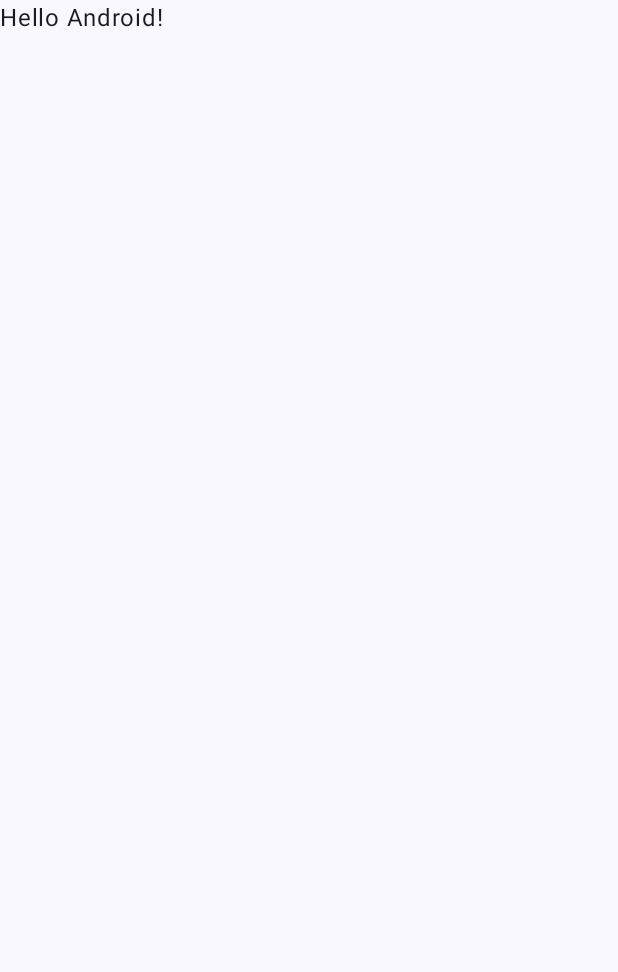
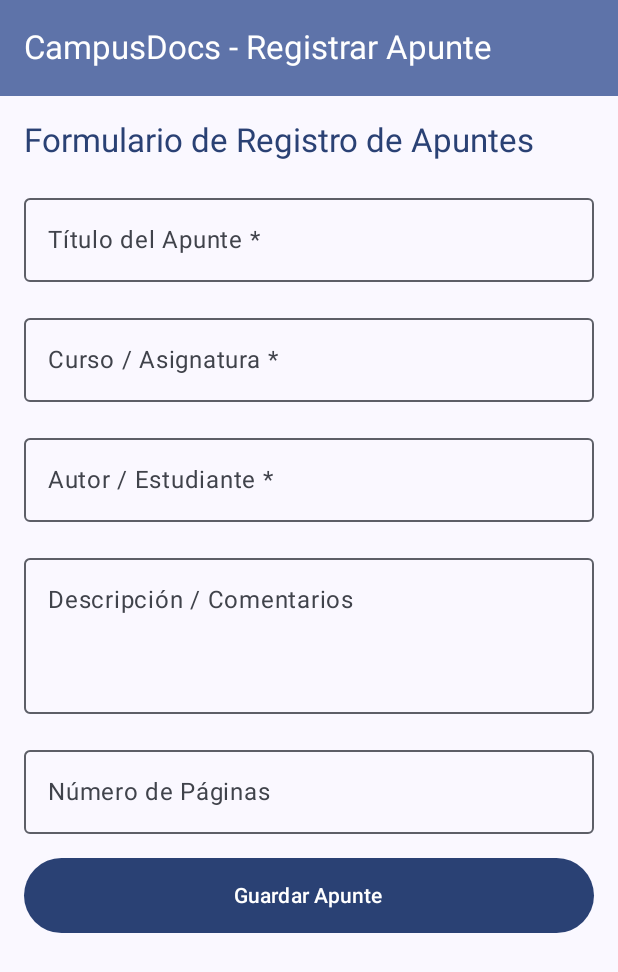
Before and after one commit to jhuamaniCond/IDNP_lab_09, an Android app built with Jetpack Compose: the screen it shows after launch (MainActivity), on a phone screen of 412 x 824 dp. Before the commit the part shown is almost empty. Shown: the top 972 px of the screen. Run offline under Robolectric (Android 15) with nearby library versions, the phone set to English and light mode, and no system bars; our stand-ins replace Room's generated code.

Commit message:
. Crear un formulario simple para registrar datos.

```diff
--- a/app/build.gradle.kts
+++ b/app/build.gradle.kts
@@ -47,6 +47,7 @@ dependencies {
     implementation(libs.androidx.compose.ui.tooling.preview)
     implementation(libs.androidx.core.ktx)
     implementation(libs.androidx.lifecycle.runtime.ktx)
+    implementation("androidx.lifecycle:lifecycle-viewmodel-compose")
     testImplementation(libs.junit)
     androidTestImplementation(platform(libs.androidx.compose.bom))
     androidTestImplementation(libs.androidx.compose.ui.test.junit4)
--- a/app/src/main/java/com/example/idnp_lab_09/MainActivity.kt
+++ b/app/src/main/java/com/example/idnp_lab_09/MainActivity.kt
@@ -5,43 +5,33 @@ import androidx.activity.ComponentActivity
 import androidx.activity.compose.setContent
 import androidx.activity.enableEdgeToEdge
 import androidx.compose.foundation.layout.fillMaxSize
-import androidx.compose.foundation.layout.padding
-import androidx.compose.material3.Scaffold
-import androidx.compose.material3.Text
-import androidx.compose.runtime.Composable
 import androidx.compose.ui.Modifier
-import androidx.compose.ui.tooling.preview.Preview
+import androidx.lifecycle.viewmodel.compose.viewModel
+import com.example.idnp_lab_09.data.local.CampusDocsDatabase
+import com.example.idnp_lab_09.data.repository.DocumentoRepository
+import com.example.idnp_lab_09.ui.screen.SubirApunteScreen
 import com.example.idnp_lab_09.ui.theme.IDNP_lab_09Theme
+import com.example.idnp_lab_09.ui.viewmodel.DocumentoViewModel
 
 class MainActivity : ComponentActivity() {
     override fun onCreate(savedInstanceState: Bundle?) {
         super.onCreate(savedInstanceState)
+
+        // Inicializar la base de datos Room y el repositorio
+        val database = CampusDocsDatabase.obtenerInstancia(applicationContext)
+        val repository = DocumentoRepository(database.documentoDao())
+
         enableEdgeToEdge()
         setContent {
             IDNP_lab_09Theme {
-                Scaffold(modifier = Modifier.fillMaxSize()) { innerPadding ->
-                    Greeting(
-                        name = "Android",
-                        modifier = Modifier.padding(innerPadding)
-                    )
-                }
+                val viewModel: DocumentoViewModel = viewModel(
+                    factory = DocumentoViewModel.Factory(repository)
+                )
+                SubirApunteScreen(
+                    viewModel = viewModel,
+                    modifier = Modifier.fillMaxSize()
+                )
             }
         }
     }
 }
-
-@Composable
-fun Greeting(name: String, modifier: Modifier = Modifier) {
-    Text(
-        text = "Hello $name!",
-        modifier = modifier
-    )
-}
-
-@Preview(showBackground = true)
-@Composable
-fun GreetingPreview() {
-    IDNP_lab_09Theme {
-        Greeting("Android")
-    }
-}
--- /dev/null
+++ b/app/src/main/java/com/example/idnp_lab_09/ui/screen/SubirApunteScreen.kt
@@ -0,0 +1,133 @@
+package com.example.idnp_lab_09.ui.screen
+
+import androidx.compose.foundation.layout.*
+import androidx.compose.foundation.rememberScrollState
+import androidx.compose.foundation.text.KeyboardOptions
+import androidx.compose.foundation.verticalScroll
+import androidx.compose.material3.*
+import androidx.compose.runtime.*
+import androidx.compose.ui.Modifier
+import androidx.compose.ui.text.input.KeyboardType
+import androidx.compose.ui.unit.dp
+import com.example.idnp_lab_09.ui.viewmodel.DocumentoViewModel
+
+/**
+ * Pantalla de formulario simple para registrar un nuevo apunte o documento (Tarea 4).
+ * Permite ingresar título, curso, autor, descripción y número de páginas.
+ */
+@OptIn(ExperimentalMaterial3Api::class)
+@Composable
+fun SubirApunteScreen(
+    viewModel: DocumentoViewModel,
+    modifier: Modifier = Modifier
+) {
+    var mostrarMensajeExito by remember { mutableStateOf(false) }
+
+    Scaffold(
+        topBar = {
+            TopAppBar(
+                title = { Text("CampusDocs - Registrar Apunte") },
+                colors = TopAppBarDefaults.topAppBarColors(
+                    containerColor = MaterialTheme.colorScheme.primaryContainer,
+                    titleContentColor = MaterialTheme.colorScheme.onPrimaryContainer
+                )
+            )
+        },
+        modifier = modifier
+    ) { innerPadding ->
+        Column(
+            modifier = Modifier
+                .fillMaxSize()
+                .padding(innerPadding)
+                .padding(16.dp)
+                .verticalScroll(rememberScrollState()),
+            verticalArrangement = Arrangement.spacedBy(16.dp)
+        ) {
+            Text(
+                text = "Formulario de Registro de Apuntes",
+                style = MaterialTheme.typography.titleLarge,
+                color = MaterialTheme.colorScheme.primary
+            )
+
+            OutlinedTextField(
+                value = viewModel.titulo,
+                onValueChange = { viewModel.actualizarTitulo(it) },
+                label = { Text("Título del Apunte *") },
+                modifier = Modifier.fillMaxWidth(),
+                singleLine = true
+            )
+
+            OutlinedTextField(
+                value = viewModel.curso,
+                onValueChange = { viewModel.actualizarCurso(it) },
+                label = { Text("Curso / Asignatura *") },
+                modifier = Modifier.fillMaxWidth(),
+                singleLine = true
+            )
+
+            OutlinedTextField(
+                value = viewModel.autor,
+                onValueChange = { viewModel.actualizarAutor(it) },
+                label = { Text("Autor / Estudiante *") },
+                modifier = Modifier.fillMaxWidth(),
+                singleLine = true
+            )
+
+            OutlinedTextField(
+                value = viewModel.descripcion,
+                onValueChange = { viewModel.actualizarDescripcion(it) },
+                label = { Text("Descripción / Comentarios") },
+                modifier = Modifier.fillMaxWidth(),
+                minLines = 3
+            )
+
+            OutlinedTextField(
+                value = viewModel.numeroPaginas,
+                onValueChange = { viewModel.actualizarNumeroPaginas(it) },
+                label = { Text("Número de Páginas") },
+                modifier = Modifier.fillMaxWidth(),
+                keyboardOptions = KeyboardOptions(keyboardType = KeyboardType.Number),
+                singleLine = true
+            )
+
+            // Mensaje de error si falta algún campo obligatorio
+            val errorMsg = viewModel.mensajeError
+            if (errorMsg != null) {
+                Text(
+                    text = errorMsg,
+                    color = MaterialTheme.colorScheme.error,
+                    style = MaterialTheme.typography.bodyMedium
+                )
+            }
+
+            // Mensaje de éxito tras guardar
+            if (mostrarMensajeExito) {
+                Surface(
+                    color = MaterialTheme.colorScheme.tertiaryContainer,
+                    shape = MaterialTheme.shapes.medium,
+                    modifier = Modifier.fillMaxWidth()
+                ) {
+                    Text(
+                        text = "¡Apunte registrado exitosamente en la base de datos Room!",
+                        color = MaterialTheme.colorScheme.onTertiaryContainer,
+                        modifier = Modifier.padding(16.dp),
+                        style = MaterialTheme.typography.bodyMedium
+                    )
+                }
+            }
+
+            Button(
+                onClick = {
+                    viewModel.guardarDocumento {
+                        mostrarMensajeExito = true
+                    }
+                },
+                modifier = Modifier
+                    .fillMaxWidth()
+                    .height(50.dp)
+            ) {
+                Text("Guardar Apunte")
+            }
+        }
+    }
+}
--- /dev/null
+++ b/app/src/main/java/com/example/idnp_lab_09/ui/viewmodel/DocumentoViewModel.kt
@@ -0,0 +1,118 @@
+package com.example.idnp_lab_09.ui.viewmodel
+
+import androidx.compose.runtime.getValue
+import androidx.compose.runtime.mutableStateOf
+import androidx.compose.runtime.setValue
+import androidx.lifecycle.ViewModel
+import androidx.lifecycle.ViewModelProvider
+import androidx.lifecycle.viewModelScope
+import com.example.idnp_lab_09.data.local.entity.DocumentoEntity
+import com.example.idnp_lab_09.data.repository.DocumentoRepository
+import kotlinx.coroutines.flow.SharingStarted
+import kotlinx.coroutines.flow.StateFlow
+import kotlinx.coroutines.flow.stateIn
+import kotlinx.coroutines.launch
+
+/**
+ * ViewModel para gestionar el estado de los documentos y el formulario de registro (Tarea 4).
+ * Conecta la UI de Jetpack Compose con el [DocumentoRepository] de forma reactiva y segura.
+ */
+class DocumentoViewModel(private val repository: DocumentoRepository) : ViewModel() {
+
+    // Lista reactiva de documentos almacenados en Room
+    val documentos: StateFlow<List<DocumentoEntity>> = repository.todosLosDocumentos
+        .stateIn(
+            scope = viewModelScope,
+            started = SharingStarted.WhileSubscribed(5000),
+            initialValue = emptyList()
+        )
+
+    // ── ESTADOS DEL FORMULARIO DE REGISTRO (TAREA 4) ──────────────────────────
+
+    var titulo by mutableStateOf("")
+        private set
+
+    var curso by mutableStateOf("")
+        private set
+
+    var autor by mutableStateOf("")
+        private set
+
+    var descripcion by mutableStateOf("")
+        private set
+
+    var numeroPaginas by mutableStateOf("")
+        private set
+
+    var mensajeError by mutableStateOf<String?>(null)
+        private set
+
+    fun actualizarTitulo(nuevoTitulo: String) {
+        titulo = nuevoTitulo
+        mensajeError = null
+    }
+
+    fun actualizarCurso(nuevoCurso: String) {
+        curso = nuevoCurso
+        mensajeError = null
+    }
+
+    fun actualizarAutor(nuevoAutor: String) {
+        autor = nuevoAutor
+        mensajeError = null
+    }
+
+    fun actualizarDescripcion(nuevaDescripcion: String) {
+        descripcion = nuevaDescripcion
+    }
+
+    fun actualizarNumeroPaginas(nuevoNumero: String) {
+        numeroPaginas = nuevoNumero
+    }
+
+    /**
+     * Valida e inserta un nuevo documento en la base de datos a través del repositorio.
+     */
+    fun guardarDocumento(onSuccess: () -> Unit) {
+        if (titulo.isBlank() || curso.isBlank() || autor.isBlank()) {
+            mensajeError = "Por favor complete los campos obligatorios (Título, Curso y Autor)."
+            return
+        }
+
+        val paginasInt = numeroPaginas.toIntOrNull() ?: 1
+
+        viewModelScope.launch {
+            val nuevoDocumento = DocumentoEntity(
+                titulo = titulo.trim(),
+                curso = curso.trim(),
+                autor = autor.trim(),
+                descripcion = descripcion.trim(),
+                numeroPaginas = paginasInt
+            )
+            repository.insertar(nuevoDocumento)
+
+            // Limpiar campos del formulario tras inserción exitosa
+            titulo = ""
+            curso = ""
+            autor = ""
+            descripcion = ""
+            numeroPaginas = ""
+            mensajeError = null
+
+            onSuccess()
+        }
+    }
+
+    /**
+     * Factory para inyectar el [DocumentoRepository] en el [DocumentoViewModel].
+     */
+    class Factory(private val repository: DocumentoRepository) : ViewModelProvider.Factory {
+        @Suppress("UNCHECKED_CAST")
+        override fun <T : ViewModel> create(modelClass: Class<T>): T {
+            if (modelClass.isAssignableFrom(DocumentoViewModel::class.java)) {
+                return DocumentoViewModel(repository) as T
+            }
+            throw IllegalArgumentException("Clase ViewModel desconocida")
+        }
+    }
+}
--- a/gradle/libs.versions.toml
+++ b/gradle/libs.versions.toml
@@ -19,6 +19,7 @@ junit = { group = "junit", name = "junit", version.ref = "junit" }
 androidx-junit = { group = "androidx.test.ext", name = "junit", version.ref = "junitVersion" }
 androidx-espresso-core = { group = "androidx.test.espresso", name = "espresso-core", version.ref = "espressoCore" }
 androidx-lifecycle-runtime-ktx = { group = "androidx.lifecycle", name = "lifecycle-runtime-ktx", version.ref = "lifecycleRuntimeKtx" }
+androidx-lifecycle-viewmodel-compose = { group = "androidx.lifecycle", name = "lifecycle-viewmodel-compose", version.ref = "lifecycleRuntimeKtx" }
 androidx-activity-compose = { group = "androidx.activity", name = "activity-compose", version.ref = "activityCompose" }
 androidx-compose-bom = { group = "androidx.compose", name = "compose-bom", version.ref = "composeBom" }
 androidx-compose-ui = { group = "androidx.compose.ui", name = "ui" }
```
